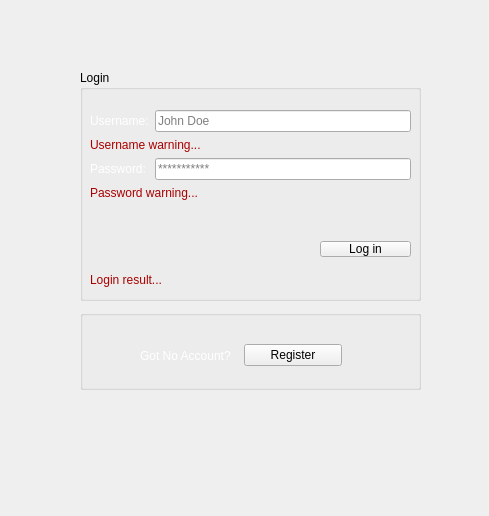
borhanem/Messenger_Void_13, file loginpage.ui: the form before one commit.
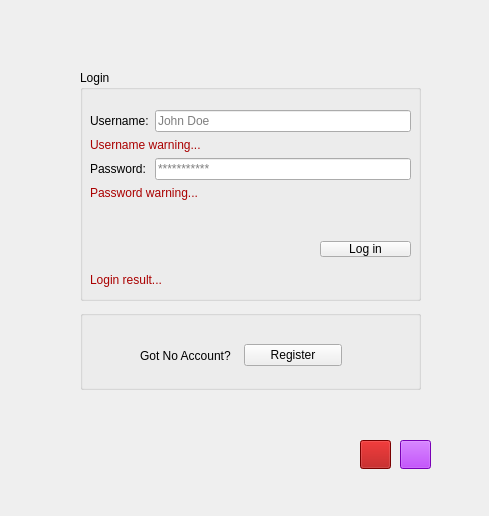
The form after the commit.

Commit message: dark theme2

The edit to the form file:
```diff
--- a/loginpage.ui
+++ b/loginpage.ui
@@ -60,7 +60,7 @@
      <item row="0" column="0">
       <widget class="QLabel" name="username_lbl">
        <property name="styleSheet">
-        <string notr="true">color: rgb(255, 255, 255);</string>
+        <string notr="true"/>
        </property>
        <property name="text">
         <string>Username:</string>
@@ -90,8 +90,7 @@
      <item row="2" column="0">
       <widget class="QLabel" name="password_lbl">
        <property name="styleSheet">
-        <string notr="true">color: rgb(255, 255, 255);
-</string>
+        <string notr="true"/>
        </property>
        <property name="text">
         <string>Password:</string>
@@ -165,7 +164,7 @@
      <item>
       <widget class="QLabel" name="Register_lbl">
        <property name="styleSheet">
-        <string notr="true">color: rgb(255, 255, 255);</string>
+        <string notr="true"/>
        </property>
        <property name="text">
         <string>Got No Account?</string>
@@ -185,6 +184,38 @@
     </layout>
    </widget>
   </widget>
+  <widget class="QPushButton" name="Theme_1">
+   <property name="geometry">
+    <rect>
+     <x>360</x>
+     <y>440</y>
+     <width>31</width>
+     <height>29</height>
+    </rect>
+   </property>
+   <property name="styleSheet">
+    <string notr="true">background-color: rgb(170, 0, 0);</string>
+   </property>
+   <property name="text">
+    <string/>
+   </property>
+  </widget>
+  <widget class="QPushButton" name="Theme_2_pbn">
+   <property name="geometry">
+    <rect>
+     <x>400</x>
+     <y>440</y>
+     <width>31</width>
+     <height>29</height>
+    </rect>
+   </property>
+   <property name="styleSheet">
+    <string notr="true">background-color: rgb(170, 0, 255);</string>
+   </property>
+   <property name="text">
+    <string/>
+   </property>
+  </widget>
  </widget>
  <resources/>
  <connections/>
```
The commit also changes 6 other files.
